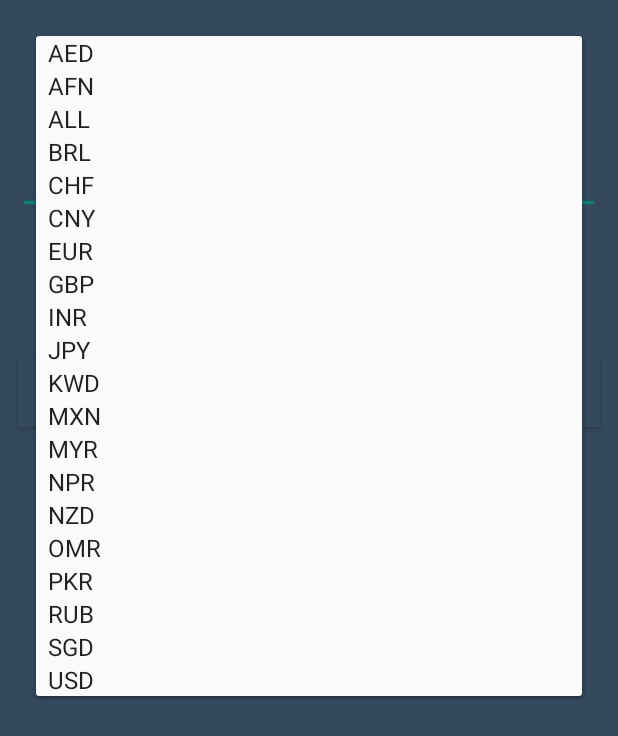
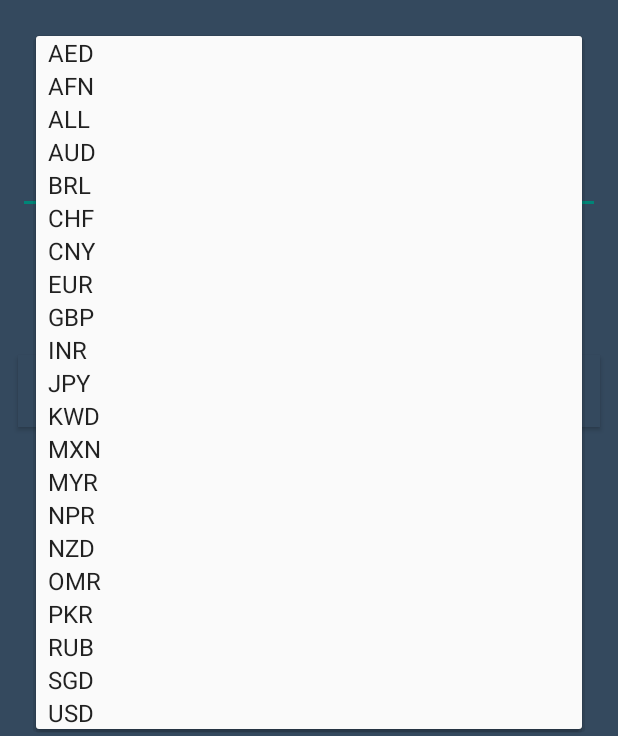
Before and after one commit to keyserSoze98/CurrencyConverter, an Android app: the screen it shows after launch (MainActivity), after a tap on "AED", on a phone screen of 412 x 824 dp, the part 500-1236 px from its top. Run offline under Robolectric (Android 15) with nearby library versions, the phone set to English and light mode, and no system bars.

Commit message:
push successful

```diff
--- a/app/src/main/AndroidManifest.xml
+++ b/app/src/main/AndroidManifest.xml
@@ -15,6 +15,9 @@
         android:theme="@style/Theme.CurrencyConverter"
         tools:targetApi="31">
         <activity
+            android:name=".CurrencyCodes"
+            android:exported="false" />
+        <activity
             android:name=".Splash"
             android:exported="true"
             android:theme="@style/Theme.AppCompat.Light.NoActionBar">
@@ -29,8 +32,7 @@
             android:exported="false" />
         <activity
             android:name=".MainActivity"
-            android:exported="true">
-        </activity>
+            android:exported="true"></activity>
     </application>
 
 </manifest>
--- a/app/src/main/java/com/keysersoze/currencyconverter/MainActivity.kt
+++ b/app/src/main/java/com/keysersoze/currencyconverter/MainActivity.kt
@@ -58,6 +58,8 @@ class MainActivity : AppCompatActivity() {
         navView.setNavigationItemSelectedListener {
             when(it.itemId) {
                 R.id.home -> startActivity(Intent(this, MainActivity::class.java))
+
+                R.id.currencyCodes -> startActivity(Intent(this, CurrencyCodes::class.java))
 
                 R.id.about -> startActivity(Intent(this, About::class.java))
 
@@ -135,7 +137,6 @@ class MainActivity : AppCompatActivity() {
     }
 
     override fun onOptionsItemSelected(item: MenuItem): Boolean {
-
         if (toggle.onOptionsItemSelected(item)) {
             return true
         }
--- /dev/null
+++ b/app/src/main/res/drawable/rupee.xml
@@ -0,0 +1,5 @@
+<vector android:height="24dp" android:tint="#000000"
+    android:viewportHeight="24" android:viewportWidth="24"
+    android:width="24dp" xmlns:android="http://schemas.android.com/apk/res/android">
+    <path android:fillColor="@android:color/white" android:pathData="M13.66,7C13.1,5.82 11.9,5 10.5,5L6,5V3h12v2l-3.26,0c0.48,0.58 0.84,1.26 1.05,2L18,7v2l-2.02,0c-0.25,2.8 -2.61,5 -5.48,5H9.77l6.73,7h-2.77L7,14v-2h3.5c1.76,0 3.22,-1.3 3.46,-3L6,9V7L13.66,7z"/>
+</vector>
--- a/app/src/main/res/menu/menu.xml
+++ b/app/src/main/res/menu/menu.xml
@@ -9,6 +9,11 @@
         android:title="@string/home" />
 
     <item
+        android:id="@+id/currencyCodes"
+        android:icon="@drawable/rupee"
+        android:title="@string/currency_codes" />
+
+    <item
         android:id="@+id/about"
         android:icon="@drawable/about"
         android:title="@string/about" />
--- a/app/src/main/res/values/strings.xml
+++ b/app/src/main/res/values/strings.xml
@@ -7,6 +7,7 @@
         <item>EUR</item>
         <item>GBP</item>
         <item>JPY</item>
+        <item>AUD</item>
         <item>INR</item>
         <item>AED</item>
         <item>AFN</item>
@@ -36,4 +37,5 @@
     <string name="welcome">Welcome to Currency Converter by Keyser Soze</string>
     <string name="about_text">Developed by Keyser Soze \nVersion: 1.0</string>
     <string name="splash_name">Currency \nConverter</string>
+    <string name="currency_codes">Currency Codes</string>
 </resources>
```
Also changed, not shown: app/src/main/java/com/keysersoze/currencyconverter/CurrencyCodes.kt (added, +42 -0 lines), app/src/main/res/layout/activity_currency_codes.xml (added, +16 -0 lines), app/src/main/res/layout/list_item.xml (added, +9 -0 lines).
